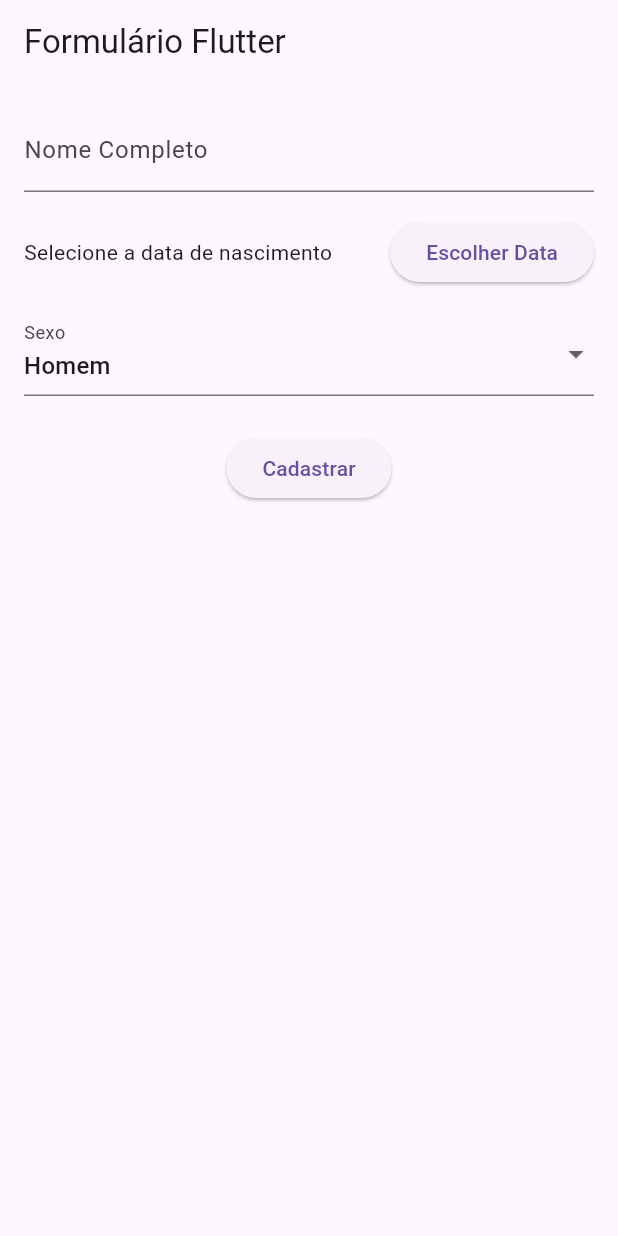
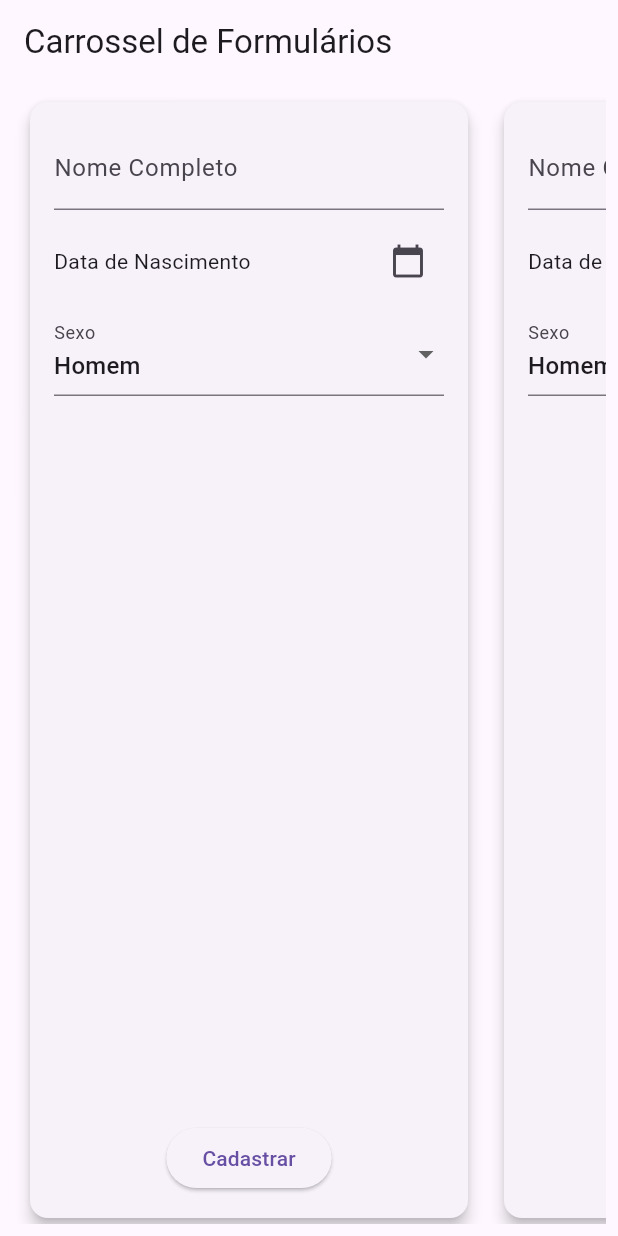
Before and after one commit to muddyorc/Desoft, a Flutter app: the screen it shows after launch, on a phone screen of 412 x 824 dp. Run offline on Flutter 3.47's test engine with Material 3 defaults, Android fonts, the light colour scheme and no system bars.

Commit message:
second commit

```diff
--- a/lib/main.dart
+++ b/lib/main.dart
@@ -1,17 +1,14 @@
 import 'package:flutter/material.dart';
 
-void main() => runApp(MaterialApp(home: FormularioIdade()));
+void main() => runApp(MaterialApp(home: CarrosselFormularios()));
 
-class FormularioIdade extends StatefulWidget {
+class CarrosselFormularios extends StatefulWidget {
   @override
-  _FormularioIdadeState createState() => _FormularioIdadeState();
+  _CarrosselFormulariosState createState() => _CarrosselFormulariosState();
 }
 
-class _FormularioIdadeState extends State<FormularioIdade> {
-  final _formKey = GlobalKey<FormState>();
-  String nome = '';
-  DateTime? dataNascimento;
-  String sexo = 'Homem';
+class _CarrosselFormulariosState extends State<CarrosselFormularios> {
+  List<FormularioData> formularios = List.generate(5, (_) => FormularioData());
 
   int calcularIdade(DateTime nascimento) {
     final hoje = DateTime.now();
@@ -23,7 +20,7 @@ class _FormularioIdadeState extends State<FormularioIdade> {
     return idade;
   }
 
-  void _selecionarData() async {
+  void _selecionarData(int index) async {
     DateTime? data = await showDatePicker(
       context: context,
       initialDate: DateTime(2000),
@@ -32,14 +29,20 @@ class _FormularioIdadeState extends State<FormularioIdade> {
     );
     if (data != null) {
       setState(() {
-        dataNascimento = data;
+        formularios[index].dataNascimento = data;
       });
     }
   }
 
-  void _validarFormulario() {
-    if (_formKey.currentState!.validate()) {
-      int idade = calcularIdade(dataNascimento!);
+  void _validarFormulario(int index) {
+    var form = formularios[index];
+    if (form.nome.isEmpty || form.dataNascimento == null) {
+      ScaffoldMessenger.of(context).showSnackBar(
+        SnackBar(content: Text("Preencha todos os campos")),
+      );
+      return;
+    }
+    int idade = calcularIdade(form.dataNascimento!);
     if (idade < 18) {
       ScaffoldMessenger.of(context).showSnackBar(
         SnackBar(content: Text("Idade deve ser maior que 18 anos")),
@@ -50,54 +53,78 @@ class _FormularioIdadeState extends State<FormularioIdade> {
       );
     }
   }
-  }
 
   @override
   Widget build(BuildContext context) {
     return Scaffold(
-      appBar: AppBar(title: Text('Formulário Flutter')),
+      appBar: AppBar(title: Text("Carrossel de Formulários")),
       body: Padding(
-        padding: EdgeInsets.all(16),
-        child: Form(
-          key: _formKey,
-          child: Column(children: [
+        padding: const EdgeInsets.all(8.0),
+        child: ListView.builder(
+          scrollDirection: Axis.horizontal,
+          itemCount: formularios.length,
+          itemBuilder: (context, index) {
+            var form = formularios[index];
+            return Container(
+              width: 300,
+              margin: EdgeInsets.symmetric(horizontal: 8),
+              child: Card(
+                elevation: 4,
+                shape: RoundedRectangleBorder(
+                    borderRadius: BorderRadius.circular(12)),
+                child: Padding(
+                  padding: const EdgeInsets.all(16),
+                  child: Column(
+                    mainAxisAlignment: MainAxisAlignment.start,
+                    children: [
                       TextFormField(
-              decoration: InputDecoration(labelText: 'Nome Completo'),
-              validator: (value) => value == null || value.isEmpty
-                  ? 'Informe o nome completo'
-                  : null,
-              onChanged: (value) => nome = value,
+                        decoration:
+                            InputDecoration(labelText: "Nome Completo"),
+                        onChanged: (value) => form.nome = value,
                       ),
-            SizedBox(height: 16),
+                      SizedBox(height: 10),
                       Row(
                         children: [
-                Text(dataNascimento == null
-                    ? 'Selecione a data de nascimento'
-                    : 'Data: ${dataNascimento!.day}/${dataNascimento!.month}/${dataNascimento!.year}'),
-                Spacer(),
-                ElevatedButton(
-                  onPressed: _selecionarData,
-                  child: Text('Escolher Data'),
+                          Expanded(
+                            child: Text(form.dataNascimento == null
+                                ? "Data de Nascimento"
+                                : "${form.dataNascimento!.day}/${form.dataNascimento!.month}/${form.dataNascimento!.year}"),
+                          ),
+                          IconButton(
+                            icon: Icon(Icons.calendar_today),
+                            onPressed: () => _selecionarData(index),
                           ),
                         ],
                       ),
-            SizedBox(height: 16),
+                      SizedBox(height: 10),
                       DropdownButtonFormField<String>(
-              value: sexo,
-              items: ['Homem', 'Mulher']
-                  .map((s) => DropdownMenuItem(value: s, child: Text(s)))
+                        value: form.sexo,
+                        decoration: InputDecoration(labelText: "Sexo"),
+                        items: ["Homem", "Mulher"]
+                            .map((s) =>
+                                DropdownMenuItem(value: s, child: Text(s)))
                             .toList(),
-              onChanged: (value) => setState(() => sexo = value!),
-              decoration: InputDecoration(labelText: 'Sexo'),
+                        onChanged: (value) => setState(() => form.sexo = value!),
                       ),
-            SizedBox(height: 24),
+                      Spacer(),
                       ElevatedButton(
-              onPressed: _validarFormulario,
-              child: Text('Cadastrar'),
+                        onPressed: () => _validarFormulario(index),
+                        child: Text("Cadastrar"),
+                      )
+                    ],
                   ),
-          ]),
+                ),
+              ),
+            );
+          },
         ),
       ),
     );
   }
 }
+
+class FormularioData {
+  String nome = '';
+  DateTime? dataNascimento;
+  String sexo = "Homem";
+}
```
Lines whose indentation alone changed are shown as unchanged.
